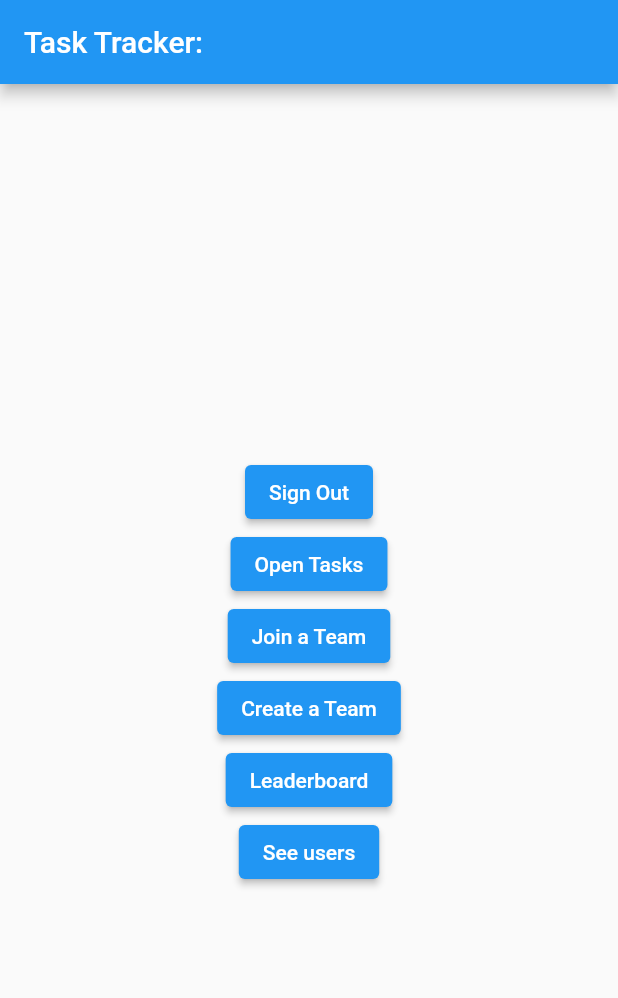
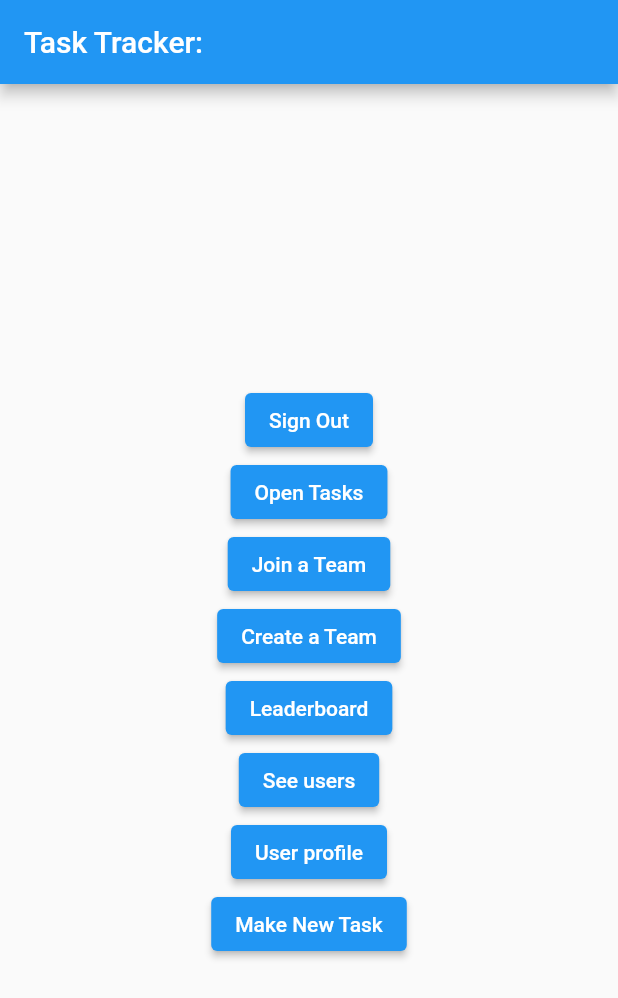
Before and after one commit to thejacobhardman/Gamified-Task-Tracker, a Flutter app: the screen it shows once a user with an empty profile is signed in, on a phone screen of 412 x 824 dp. Shown: the top 998 px of the screen. Run offline on Flutter 3.47's test engine with Material 2 defaults, Android fonts, the phone set to English and light mode, and no system bars; our stand-ins replace firebase_auth, firebase_core, google_fonts; missing offline and left inert: dart:ffi; accounts and stored records are empty; network calls fail.

Commit message:
Update user profile, task model

```diff
--- a/gamified_task_tracker/lib/Models/task.dart
+++ b/gamified_task_tracker/lib/Models/task.dart
@@ -1,38 +1,62 @@
 // To parse this JSON data, do
 //
-//     final tasks = tasksFromJson(jsonString);
+//     final task = taskFromJson(jsonString);
 
 import 'package:meta/meta.dart';
 import 'dart:convert';
 
-List<Tasks> tasksFromJson(String str) => List<Tasks>.from(json.decode(str).map((x) => Tasks.fromJson(x)));
+List<Task> taskFromJson(String str) => List<Task>.from(json.decode(str).map((x) => Task.fromJson(x)));
 
-String tasksToJson(List<Tasks> data) => json.encode(List<dynamic>.from(data.map((x) => x.toJson())));
+String taskToJson(List<Task> data) => json.encode(List<dynamic>.from(data.map((x) => x.toJson())));
 
-class Tasks {
-  Tasks({
-    required this.userId,
-    required this.id,
-    required this.title,
-    required this.completed,
+class Task {
+  Task({
+    this.id,
+    required this.taskName,
+    required this.description,
+    this.completed,
+    this.completedby,
+    required this.valid,
+    required this.dueDate,
+    this.authorKey,
+    this.team,
+    required this.points,
   });
 
-  int userId;
-  int id;
-  String title;
-  bool completed;
+  int? id;
+  String taskName;
+  String description;
+  bool? completed;
+  String? completedby;
+  bool valid;
+  String dueDate;
+  int? authorKey;
+  int? team;
+  int points;
 
-  factory Tasks.fromJson(Map<String, dynamic> json) => Tasks(
-    userId: json["userId"],
+  factory Task.fromJson(Map<String, dynamic> json) => Task(
     id: json["id"],
-    title: json["title"],
+    taskName: json["task_name"],
+    description: json["description"],
     completed: json["completed"],
+    completedby: json["completedby"],
+    valid: json["valid"],
+    dueDate: json["due_date"],
+    authorKey: json["author_key"],
+    team: json["team"],
+    points: json["points"],
   );
 
   Map<String, dynamic> toJson() => {
-    "userId": userId,
     "id": id,
-    "title": title,
+    "task_name": taskName,
+    "description": description,
     "completed": completed,
+    "completedby": completedby,
+    "valid": valid,
+    "due_date": dueDate,
+    "author_key": authorKey,
+    "team": team,
+    "points": points,
   };
 }
--- a/gamified_task_tracker/lib/Pages/create_a_task_page.dart
+++ b/gamified_task_tracker/lib/Pages/create_a_task_page.dart
@@ -2,8 +2,11 @@ import 'package:easy_debounce/easy_debounce.dart';
 import 'package:flutter/material.dart';
 import 'package:google_fonts/google_fonts.dart';
 
+import '../Models/users.dart';
+
 class CreateATaskPage extends StatefulWidget {
-  const CreateATaskPage({Key? key}) : super(key: key);
+  const CreateATaskPage(this.user, {super.key});
+  final Users user;
 
   @override
   _CreateATaskPageState createState() => _CreateATaskPageState();
--- a/gamified_task_tracker/lib/Pages/home_page.dart
+++ b/gamified_task_tracker/lib/Pages/home_page.dart
@@ -1,5 +1,7 @@
 import 'package:firebase_auth/firebase_auth.dart';
 import 'package:flutter/material.dart';
+import 'package:gamified_task_tracker/Pages/create_a_task_page.dart';
+import 'package:gamified_task_tracker/Pages/view_user_page.dart';
 import 'package:gamified_task_tracker/pages/tasks_page.dart';
 
 import '../Models/teams.dart';
@@ -23,6 +25,7 @@ class _HopePageState extends State<HomePage> {
   RemoteAccess access = RemoteAccess();
   String firstname = "";
   String lastname = "";
+  bool userNull = true;
 
   Future<void> signOut() async {
     await Auth().signOut();
@@ -31,6 +34,8 @@ class _HopePageState extends State<HomePage> {
   Future createTeam() async {
     String name = "";
   }
+
+
 
   _putUserTest() async {
     String name = "demoman2";
@@ -54,12 +59,18 @@ class _HopePageState extends State<HomePage> {
 
   Future retrieveUser() async {
     user = Auth().currentUser;
-    print("working");
     userData = await access.getUsers(user?.email);
-    firstname = userData![0].firstName;
-    lastname = userData![0].lastName;
-    print(firstname);
+    //firstname = userData![0].firstName;
+    //lastname = userData![0].lastName;
     return userData;
+  }
+
+  Widget _createTask(BuildContext context) {
+    return ElevatedButton(
+        onPressed: () =>
+            Navigator.push(
+                context, MaterialPageRoute(builder: (context) => CreateATaskPage(userData![0]))),
+        child: const Text('Make New Task'));
   }
 
   Future openTasks() async {
@@ -80,14 +91,16 @@ class _HopePageState extends State<HomePage> {
 
   Widget _createTeam(BuildContext context) {
     return ElevatedButton(
-        onPressed: () => Navigator.push(
+        onPressed: () =>
+            Navigator.push(
                 context, MaterialPageRoute(builder: (context) => CreateTeam())),
         child: const Text('Create a Team'));
   }
 
   Widget _getTeamTasks(BuildContext context) {
     return ElevatedButton(
-        onPressed: () => Navigator.push(
+        onPressed: () =>
+            Navigator.push(
                 context, MaterialPageRoute(builder: (context) => CreateTeam())),
         child: const Text('Get Team Tasks'));
   }
@@ -102,18 +115,23 @@ class _HopePageState extends State<HomePage> {
 
   Widget _openTasks(BuildContext context) {
     return ElevatedButton(
-        onPressed: () => Navigator.push(
-            context, MaterialPageRoute(builder: (context) => DataFromAPI())),
+        onPressed: () =>
+            Navigator.push(
+                context,
+                MaterialPageRoute(builder: (context) => DataFromAPI())),
         child: const Text('Open Tasks'));
   }
 
   Widget _joinTeam(BuildContext context) {
-    return ElevatedButton(
-        onPressed: () => Navigator.push(
+    return Visibility(
+        visible: userNull,
+        child: ElevatedButton(
+            onPressed: () =>
+                Navigator.push(
                     context,
                     MaterialPageRoute(
                         builder: (context) => JoinTeamPage(userData![0]))),
-        child: const Text('Join a Team'));
+            child: const Text('Join a Team')));
   }
 
   _testUserChange() {
@@ -131,6 +149,9 @@ class _HopePageState extends State<HomePage> {
   void initState() {
     super.initState();
     retrieveUser().then((model) => {setState(() => model = userData)});
+    if (userData != null) {
+      userNull = false;
+    }
   }
 
   @override
@@ -153,19 +174,35 @@ class _HopePageState extends State<HomePage> {
                 _joinTeam(context),
                 _createTeam(context),
                 _viewLeaderboard(),
-                _testButton()
-                //_joinTeam(),
+                _testButton(),
+                _viewUserProfile(),
+                _createTask(context)
                 //_makeTeam(),
               ],
             )));
   }
 
   _viewLeaderboard() {
-    return ElevatedButton(
-        onPressed: () => Navigator.push(
+    return Visibility(
+        visible: userNull,
+        child: ElevatedButton(
+            onPressed: () =>
+                Navigator.push(
                     context,
                     MaterialPageRoute(
                         builder: (context) => LeaderboardPage(userData![0]))),
-        child: const Text('Leaderboard'));
+            child: const Text('Leaderboard')));
+  }
+
+  _viewUserProfile() {
+    return Visibility(
+        visible: userNull,
+        child: ElevatedButton(
+            onPressed: () =>
+                Navigator.push(
+                    context,
+                    MaterialPageRoute(
+                        builder: (context) => UserPage(userData![0]))),
+            child: const Text('User profile')));
   }
 }
--- a/gamified_task_tracker/lib/Pages/leaderboard_page.dart
+++ b/gamified_task_tracker/lib/Pages/leaderboard_page.dart
@@ -42,7 +42,7 @@ class _LeaderboardPageState extends State<LeaderboardPage> {
   Widget build(BuildContext context) {
     return Scaffold(
         appBar: AppBar(
-          title: const Text('Tasks'),
+          title: const Text('Points Leaderboard'),
           actions: <Widget>[
             IconButton(
                 onPressed: () => Navigator.pop(context),
--- a/gamified_task_tracker/lib/Pages/tasks_page.dart
+++ b/gamified_task_tracker/lib/Pages/tasks_page.dart
@@ -72,12 +72,12 @@ class _DataFromAPIState extends State<DataFromAPI> {
         appBar: AppBar(
           title: const Text('Tasks'),
           actions: <Widget>[
-            IconButton(
-                onPressed: () => Navigator.push(
+            //IconButton(
+                /*onPressed: () => Navigator.push(
                     context,
                     MaterialPageRoute(
-                        builder: (context) => const CreateATaskPage())),
-                icon: const Icon(Icons.add_card)),
+                        builder: (context) => const CreateATaskPage(context))),*/
+                //icon: const Icon(Icons.add_card)),
             IconButton(
                 onPressed: _putAuthor,
                 icon: const Icon(Icons.create_new_folder)),
--- /dev/null
+++ b/gamified_task_tracker/lib/Pages/view_user_page.dart
@@ -0,0 +1,42 @@
+import '../Models/users.dart';
+import 'package:flutter/material.dart';
+
+class UserPage extends StatefulWidget {
+  const UserPage(this.user, {super.key});
+  final Users user;
+
+
+
+  @override
+  State<UserPage> createState() => _UserPageState();
+}
+
+class _UserPageState extends State<UserPage> {
+  @override
+
+  void setUserValues() {
+  }
+
+  Widget build(BuildContext context) {
+    return Scaffold(
+        appBar: AppBar(
+          title: Text('Profile Page - ${widget.user.userName!}' ?? "Profile Page"),
+          actions: <Widget>[
+            IconButton(
+                onPressed: () => Navigator.pop(context),
+                icon: const Icon(Icons.arrow_back)),
+            //IconButton(onPressed: signOut, icon: const Text('Sign Out')),
+          ],
+        ),
+        body: Column(
+          children: [
+            Text(widget.user.firstName! ?? "no first name"),
+            Text(widget.user.lastName! ?? "no last name"),
+            Text(widget.user.email! ?? "no email"),
+            Text(widget.user.points!.toString() ?? "no points - do some tasks!"),
+          ],
+        )
+
+        );
+  }
+}
```
Lines whose indentation alone changed are shown as unchanged.
